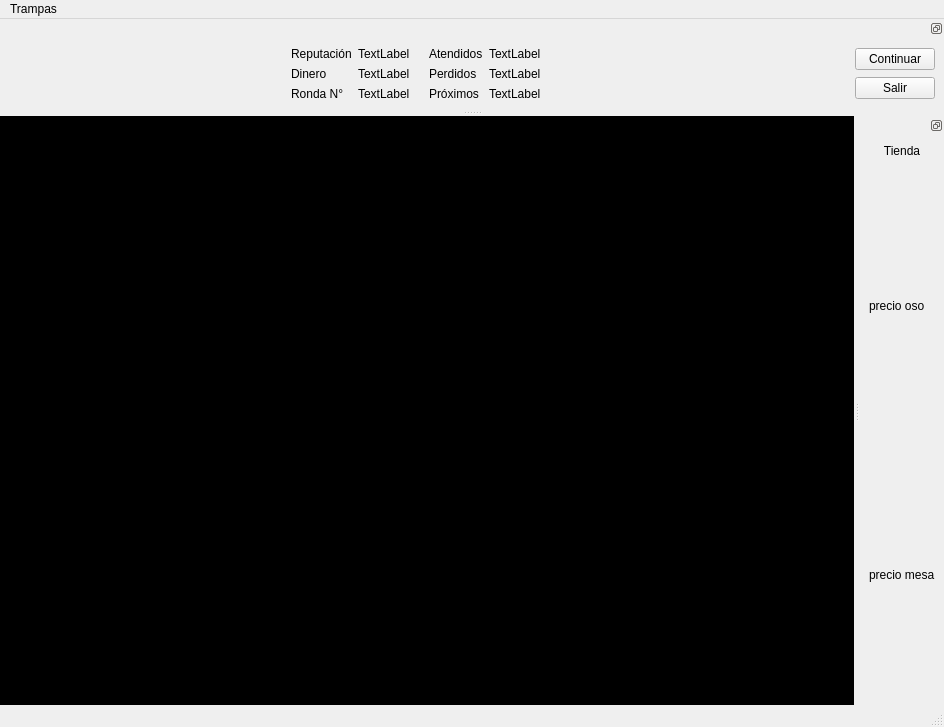
benjavicente/iic2233, file Tareas/T02/frontend/data/juego.ui: the form before one commit.
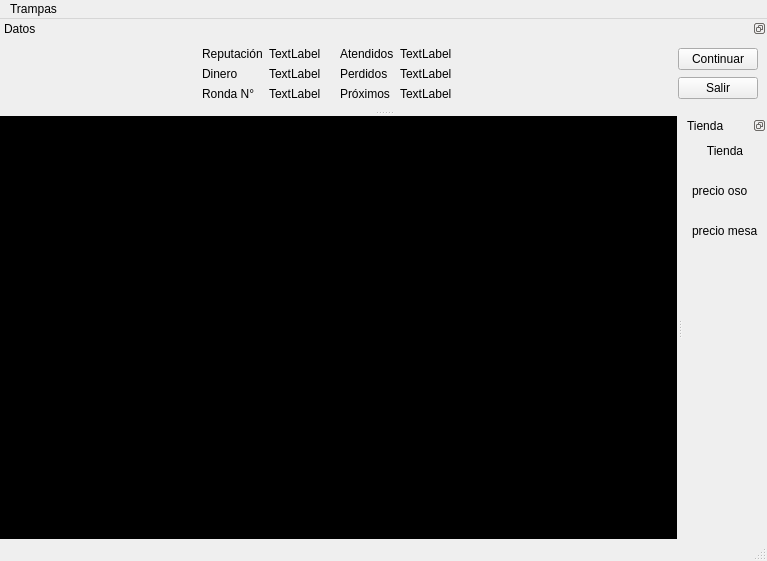
The form after the commit. Icons and pictures are not drawn.

```diff
--- a/Tareas/T02/frontend/data/juego.ui
+++ b/Tareas/T02/frontend/data/juego.ui
@@ -6,8 +6,8 @@
    <rect>
     <x>0</x>
     <y>0</y>
-    <width>944</width>
-    <height>727</height>
+    <width>767</width>
+    <height>561</height>
    </rect>
   </property>
   <property name="sizePolicy">
@@ -146,8 +146,8 @@
     <rect>
      <x>0</x>
      <y>0</y>
-     <width>944</width>
-     <height>21</height>
+     <width>767</width>
+     <height>26</height>
     </rect>
    </property>
    <widget class="QMenu" name="menuTrampas">
@@ -162,12 +162,21 @@
   </widget>
   <widget class="QStatusBar" name="statusbar"/>
   <widget class="QDockWidget" name="shop_dock">
+   <property name="maximumSize">
+    <size>
+     <width>200</width>
+     <height>524287</height>
+    </size>
+   </property>
    <property name="features">
     <set>QDockWidget::DockWidgetFloatable|QDockWidget::DockWidgetMovable</set>
    </property>
    <property name="allowedAreas">
     <set>Qt::LeftDockWidgetArea|Qt::RightDockWidgetArea</set>
    </property>
+   <property name="windowTitle">
+    <string>Tienda</string>
+   </property>
    <attribute name="dockWidgetArea">
     <number>2</number>
    </attribute>
@@ -222,7 +231,7 @@
       <widget class="QLabel" name="table_icon">
        <property name="sizePolicy">
         <sizepolicy hsizetype="Fixed" vsizetype="Fixed">
-         <horstretch>0</horstretch>
+         <horstretch>1</horstretch>
          <verstretch>0</verstretch>
         </sizepolicy>
        </property>
@@ -247,16 +256,38 @@
        </property>
       </widget>
      </item>
+     <item>
+      <spacer name="verticalSpacer_3">
+       <property name="orientation">
+        <enum>Qt::Vertical</enum>
+       </property>
+       <property name="sizeHint" stdset="0">
+        <size>
+         <width>20</width>
+         <height>40</height>
+        </size>
+       </property>
+      </spacer>
+     </item>
     </layout>
    </widget>
   </widget>
   <widget class="QDockWidget" name="info_dock">
+   <property name="maximumSize">
+    <size>
+     <width>524287</width>
+     <height>200</height>
+    </size>
+   </property>
    <property name="features">
     <set>QDockWidget::DockWidgetFloatable|QDockWidget::DockWidgetMovable</set>
    </property>
    <property name="allowedAreas">
     <set>Qt::BottomDockWidgetArea|Qt::TopDockWidgetArea</set>
    </property>
+   <property name="windowTitle">
+    <string>Datos</string>
+   </property>
    <attribute name="dockWidgetArea">
     <number>4</number>
    </attribute>
```
